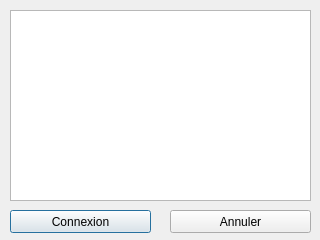
The window that CPPoker-Client/view/menuchooseroom.ui (nosatoufer/CPPoker) describes before a commit, drawn with Qt 5.
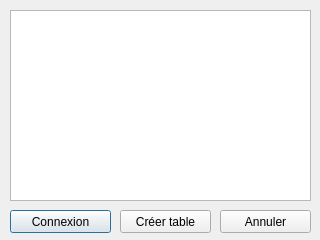
The same window after the commit. Icons and pictures are not drawn.

```diff
--- a/CPPoker-Client/view/menuchooseroom.ui
+++ b/CPPoker-Client/view/menuchooseroom.ui
@@ -38,7 +38,7 @@
     <rect>
      <x>10</x>
      <y>210</y>
-     <width>141</width>
+     <width>101</width>
      <height>23</height>
     </rect>
    </property>
@@ -49,9 +49,9 @@
   <widget class="QPushButton" name="buttonCancel">
    <property name="geometry">
     <rect>
-     <x>170</x>
+     <x>220</x>
      <y>210</y>
-     <width>141</width>
+     <width>91</width>
      <height>23</height>
     </rect>
    </property>
@@ -59,6 +59,19 @@
     <string>Annuler</string>
    </property>
   </widget>
+  <widget class="QPushButton" name="buttonCreate">
+   <property name="geometry">
+    <rect>
+     <x>120</x>
+     <y>210</y>
+     <width>91</width>
+     <height>23</height>
+    </rect>
+   </property>
+   <property name="text">
+    <string>Créer table</string>
+   </property>
+  </widget>
  </widget>
  <resources>
   <include location="../images.qrc"/>
```
